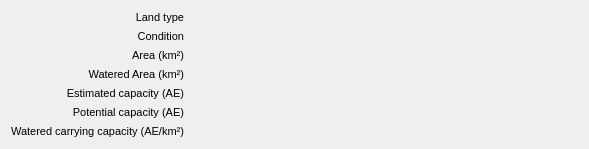
Qt form mlapp/src/widgets/paddock_land_type_details/paddock_land_type_details_base.ui (Trailmarker/paddock-power) before a commit.
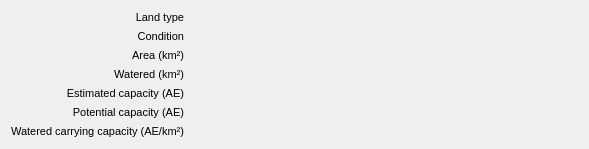
The same form after that commit. Custom widgets are drawn as their Qt base class.

```diff
--- a/mlapp/src/widgets/paddock_land_type_details/paddock_land_type_details_base.ui
+++ b/mlapp/src/widgets/paddock_land_type_details/paddock_land_type_details_base.ui
@@ -75,7 +75,7 @@
         </font>
        </property>
        <property name="text">
-        <string notr="true">Watered Area (km²)</string>
+        <string notr="true">Watered (km²)</string>
        </property>
        <property name="alignment">
         <set>Qt::AlignRight|Qt::AlignTrailing|Qt::AlignVCenter</set>
```
